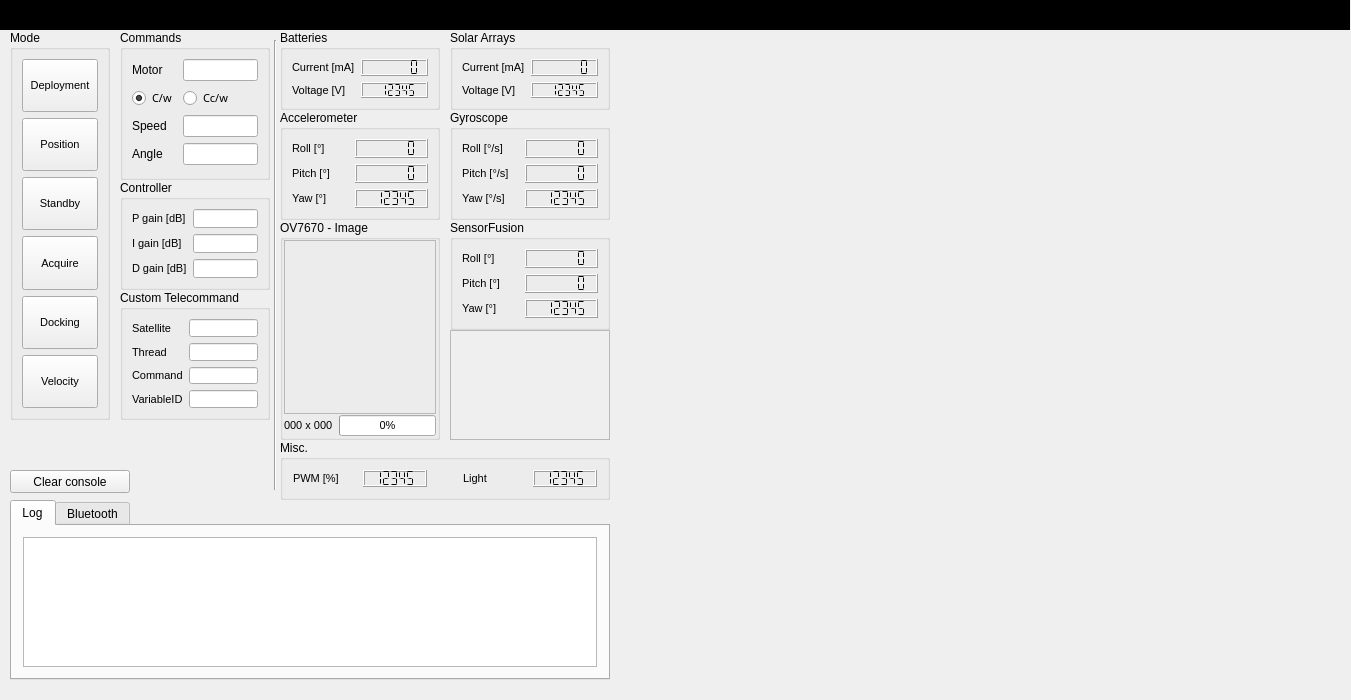
Old version of the form groundstation.ui in the repository Angele-/FloatSat_GroundStation.
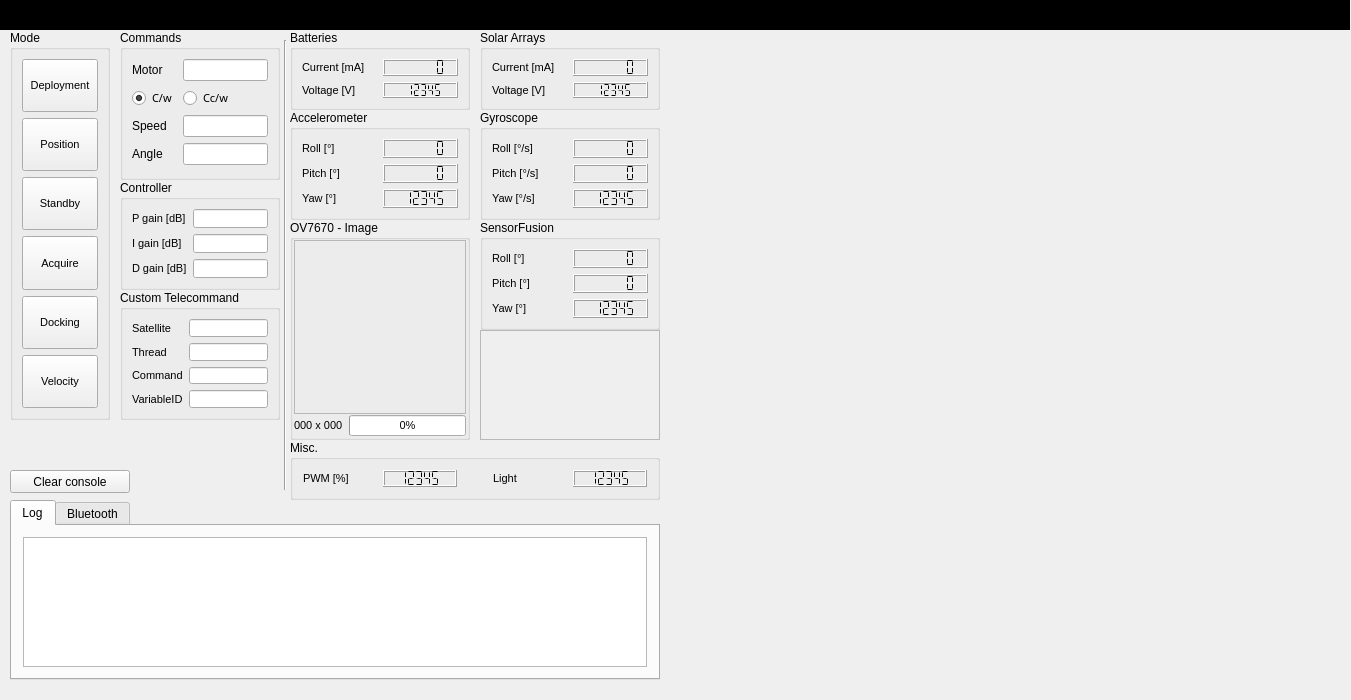
New version of the form. Custom widgets are drawn as their Qt base class.

Commit message: Resizing widgets

The edit to the form file:
```diff
--- a/groundstation.ui
+++ b/groundstation.ui
@@ -140,7 +140,7 @@
      <rect>
       <x>120</x>
       <y>290</y>
-      <width>150</width>
+      <width>160</width>
       <height>130</height>
      </rect>
     </property>
@@ -271,7 +271,7 @@
      <rect>
       <x>120</x>
       <y>30</y>
-      <width>150</width>
+      <width>160</width>
       <height>150</height>
      </rect>
     </property>
@@ -383,9 +383,9 @@
    <widget class="QFrame" name="frame">
     <property name="geometry">
      <rect>
-      <x>450</x>
+      <x>480</x>
       <y>330</y>
-      <width>160</width>
+      <width>180</width>
       <height>110</height>
      </rect>
     </property>
@@ -416,9 +416,9 @@
    <widget class="QGroupBox" name="groupBox_SolarArrays">
     <property name="geometry">
      <rect>
-      <x>450</x>
+      <x>480</x>
       <y>30</y>
-      <width>160</width>
+      <width>180</width>
       <height>80</height>
      </rect>
     </property>
@@ -515,9 +515,9 @@
    <widget class="QGroupBox" name="groupBox_2">
     <property name="geometry">
      <rect>
-      <x>280</x>
+      <x>290</x>
       <y>220</y>
-      <width>160</width>
+      <width>180</width>
       <height>220</height>
      </rect>
     </property>
@@ -642,7 +642,7 @@
      <rect>
       <x>10</x>
       <y>500</y>
-      <width>600</width>
+      <width>650</width>
       <height>180</height>
      </rect>
     </property>
@@ -690,9 +690,9 @@
    <widget class="QGroupBox" name="groupBox_PWM">
     <property name="geometry">
      <rect>
-      <x>280</x>
+      <x>290</x>
       <y>440</y>
-      <width>330</width>
+      <width>370</width>
       <height>60</height>
      </rect>
     </property>
@@ -812,9 +812,9 @@
    <widget class="QGroupBox" name="groupBox_Batteries">
     <property name="geometry">
      <rect>
-      <x>280</x>
+      <x>290</x>
       <y>30</y>
-      <width>160</width>
+      <width>180</width>
       <height>80</height>
      </rect>
     </property>
@@ -911,9 +911,9 @@
    <widget class="QGroupBox" name="groupBox_Accelerometer">
     <property name="geometry">
      <rect>
-      <x>280</x>
+      <x>290</x>
       <y>110</y>
-      <width>160</width>
+      <width>180</width>
       <height>110</height>
      </rect>
     </property>
@@ -1039,9 +1039,9 @@
    <widget class="QGroupBox" name="groupBox_Gyroscope">
     <property name="geometry">
      <rect>
-      <x>450</x>
+      <x>480</x>
       <y>110</y>
-      <width>160</width>
+      <width>180</width>
       <height>110</height>
      </rect>
     </property>
@@ -1173,9 +1173,9 @@
    <widget class="QGroupBox" name="groupBox_SensorFusion">
     <property name="geometry">
      <rect>
-      <x>450</x>
+      <x>480</x>
       <y>220</y>
-      <width>160</width>
+      <width>180</width>
       <height>110</height>
      </rect>
     </property>
@@ -1470,7 +1470,7 @@
      <rect>
       <x>120</x>
       <y>180</y>
-      <width>150</width>
+      <width>160</width>
       <height>110</height>
      </rect>
     </property>
@@ -1555,7 +1555,7 @@
    <widget class="Line" name="line">
     <property name="geometry">
      <rect>
-      <x>270</x>
+      <x>280</x>
       <y>40</y>
       <width>10</width>
       <height>450</height>
@@ -1568,9 +1568,9 @@
    <widget class="QWidget" name="gridLayoutWidget">
     <property name="geometry">
      <rect>
-      <x>620</x>
+      <x>670</x>
       <y>40</y>
-      <width>720</width>
+      <width>670</width>
       <height>640</height>
      </rect>
     </property>
```
